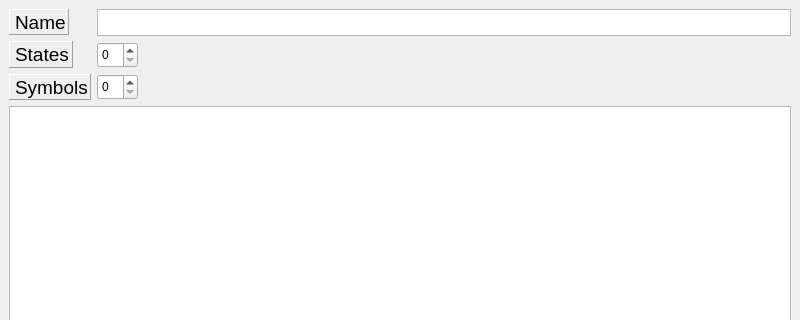
Before: the Qt Designer form Qt/TuringsMachineSimulator/randommachines.ui in fabioalves98/TuringsMachineGenerator, drawn with Qt 5; both pictures show x 0 to 800 and y 0 to 320 of the 800 by 600 pixel window.
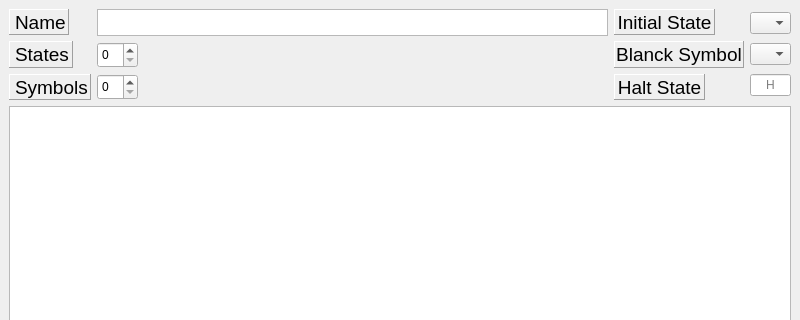
After: the same form once the commit is applied.

Patch:
```diff
--- a/Qt/TuringsMachineSimulator/randommachines.ui
+++ b/Qt/TuringsMachineSimulator/randommachines.ui
@@ -14,9 +14,9 @@
    <string>MainWindow</string>
   </property>
   <widget class="QWidget" name="centralwidget">
-   <layout class="QVBoxLayout" name="verticalLayout_3">
+   <layout class="QVBoxLayout" name="verticalLayout_5">
     <item>
-     <layout class="QHBoxLayout" name="horizontalLayout_6">
+     <layout class="QHBoxLayout" name="horizontalLayout">
       <item>
        <layout class="QVBoxLayout" name="verticalLayout">
         <item>
@@ -173,6 +173,149 @@
         </item>
        </layout>
       </item>
+      <item>
+       <layout class="QVBoxLayout" name="verticalLayout_3">
+        <item>
+         <widget class="QLabel" name="label">
+          <property name="minimumSize">
+           <size>
+            <width>101</width>
+            <height>0</height>
+           </size>
+          </property>
+          <property name="maximumSize">
+           <size>
+            <width>101</width>
+            <height>27</height>
+           </size>
+          </property>
+          <property name="font">
+           <font>
+            <pointsize>14</pointsize>
+           </font>
+          </property>
+          <property name="frameShape">
+           <enum>QFrame::Panel</enum>
+          </property>
+          <property name="frameShadow">
+           <enum>QFrame::Raised</enum>
+          </property>
+          <property name="text">
+           <string>Initial State</string>
+          </property>
+          <property name="alignment">
+           <set>Qt::AlignCenter</set>
+          </property>
+         </widget>
+        </item>
+        <item>
+         <widget class="QLabel" name="label_2">
+          <property name="minimumSize">
+           <size>
+            <width>130</width>
+            <height>0</height>
+           </size>
+          </property>
+          <property name="maximumSize">
+           <size>
+            <width>130</width>
+            <height>27</height>
+           </size>
+          </property>
+          <property name="font">
+           <font>
+            <pointsize>14</pointsize>
+           </font>
+          </property>
+          <property name="frameShape">
+           <enum>QFrame::Panel</enum>
+          </property>
+          <property name="frameShadow">
+           <enum>QFrame::Raised</enum>
+          </property>
+          <property name="text">
+           <string>Blanck Symbol</string>
+          </property>
+          <property name="alignment">
+           <set>Qt::AlignCenter</set>
+          </property>
+         </widget>
+        </item>
+        <item>
+         <widget class="QLabel" name="label_3">
+          <property name="minimumSize">
+           <size>
+            <width>91</width>
+            <height>0</height>
+           </size>
+          </property>
+          <property name="maximumSize">
+           <size>
+            <width>91</width>
+            <height>27</height>
+           </size>
+          </property>
+          <property name="font">
+           <font>
+            <pointsize>14</pointsize>
+           </font>
+          </property>
+          <property name="frameShape">
+           <enum>QFrame::Panel</enum>
+          </property>
+          <property name="frameShadow">
+           <enum>QFrame::Raised</enum>
+          </property>
+          <property name="text">
+           <string>Halt State</string>
+          </property>
+          <property name="alignment">
+           <set>Qt::AlignCenter</set>
+          </property>
+         </widget>
+        </item>
+       </layout>
+      </item>
+      <item>
+       <layout class="QVBoxLayout" name="verticalLayout_4">
+        <item>
+         <widget class="QComboBox" name="initStCBox">
+          <property name="maximumSize">
+           <size>
+            <width>41</width>
+            <height>16777215</height>
+           </size>
+          </property>
+         </widget>
+        </item>
+        <item>
+         <widget class="QComboBox" name="blanckSyCBox">
+          <property name="maximumSize">
+           <size>
+            <width>41</width>
+            <height>16777215</height>
+           </size>
+          </property>
+         </widget>
+        </item>
+        <item>
+         <widget class="QLineEdit" name="haltStEdit">
+          <property name="maximumSize">
+           <size>
+            <width>41</width>
+            <height>16777215</height>
+           </size>
+          </property>
+          <property name="alignment">
+           <set>Qt::AlignCenter</set>
+          </property>
+          <property name="placeholderText">
+           <string>H</string>
+          </property>
+         </widget>
+        </item>
+       </layout>
+      </item>
      </layout>
     </item>
     <item>
```
